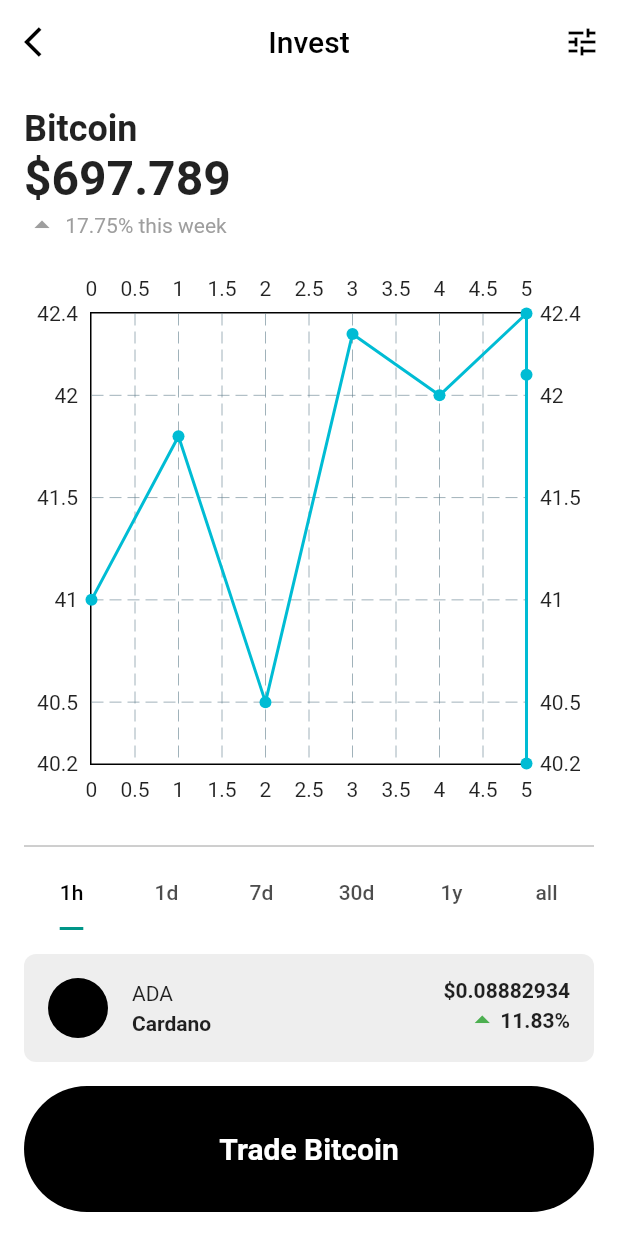
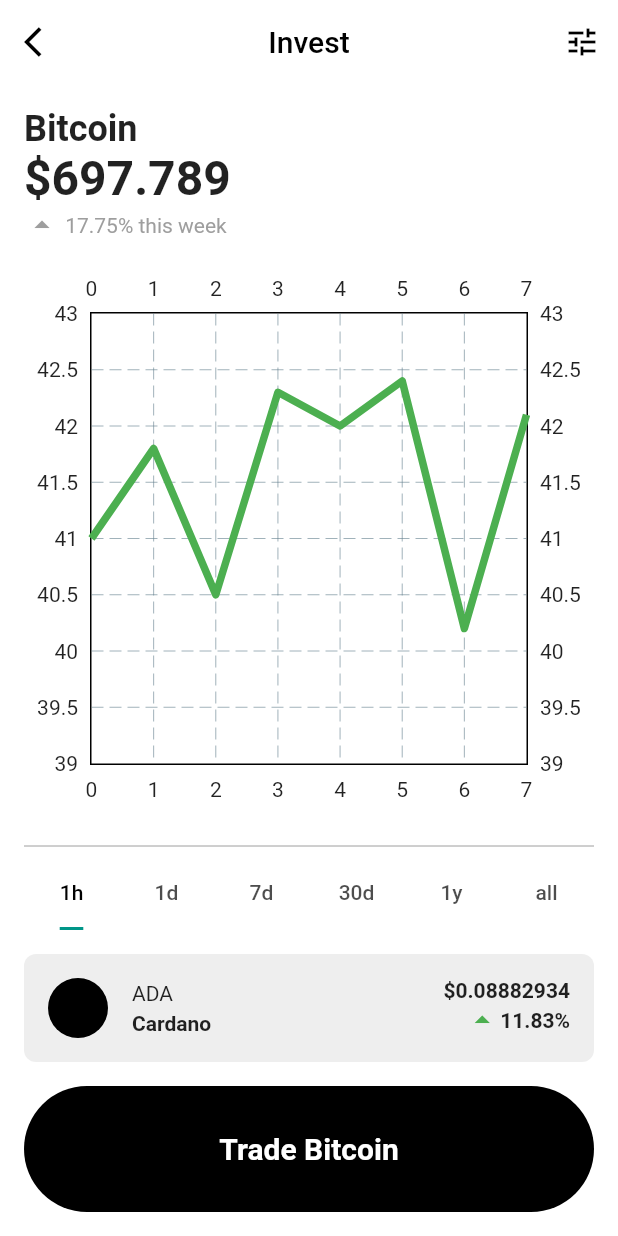
Before and after one commit to JAICHANGPARK/flutter_notebook_19th_story, a Flutter app: the screen it shows after launch, on a phone screen of 412 x 824 dp. Run offline on Flutter 3.47's test engine with Material 2 defaults, Android fonts, the phone set to English and light mode, and no system bars; drawn by our look-alikes of fl_chart; our stand-ins replace cached_network_image, countup, flutter_riverpod, freezed_annotation, smooth_page_indicator, video_player.

Commit message:
Update crypto_invest_page.dart

```diff
--- a/lib/ep1121_crypto_analysis_app/src/ui/crypto_invest_page.dart
+++ b/lib/ep1121_crypto_analysis_app/src/ui/crypto_invest_page.dart
@@ -74,9 +74,17 @@ class _CryptoInvestPageState extends State<CryptoInvestPage> with SingleTickerPr
                         LineChartData(
                           lineBarsData: [
                             LineChartBarData(
-                              spots: _lineData
+                              spots: _lineData,
+                              color: Colors.green,
+                              dotData: FlDotData(
+                                show: false,
+
+                              ),
+                              barWidth: 5,
                             ),
                           ],
+                          maxY: 43,
+                          minY: 39.0,
                         ),
                       ),
                     ),
@@ -205,8 +213,8 @@ class _CryptoInvestPageState extends State<CryptoInvestPage> with SingleTickerPr
     FlSpot(3.0, 42.3),
     FlSpot(4.0, 42.0),
     FlSpot(5.0, 42.4),
-    FlSpot(5.0, 40.2),
-    FlSpot(5.0, 42.1),
+    FlSpot(6.0, 40.2),
+    FlSpot(7.0, 42.1),
   ];
 
   @override
```
